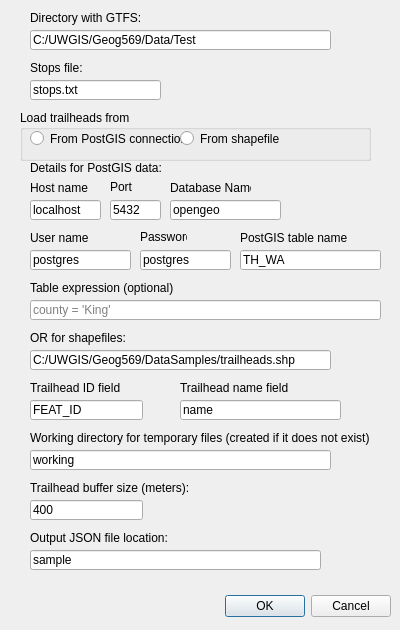
Before: the Qt Designer form TransitAccessibleTrailheads_dialog_base.ui in turnofftheapp/qgis-gtfs-trails-plugin, drawn with Qt 5.
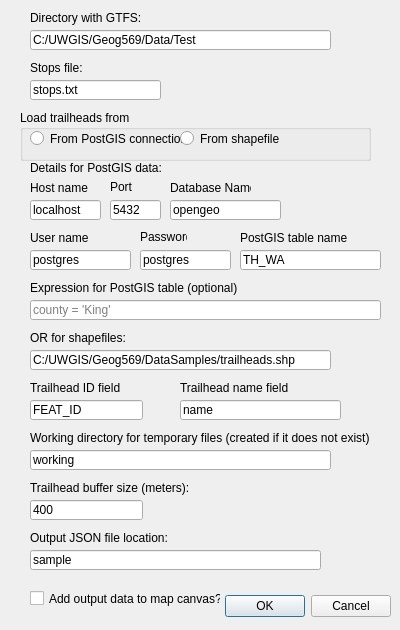
After: the same form once the commit is applied.

Commit message: Edits to dialog box, eh: MS

Patch:
```diff
--- a/TransitAccessibleTrailheads_dialog_base.ui
+++ b/TransitAccessibleTrailheads_dialog_base.ui
@@ -16,9 +16,9 @@
   <widget class="QDialogButtonBox" name="button_box">
    <property name="geometry">
     <rect>
-     <x>50</x>
+     <x>220</x>
      <y>590</y>
-     <width>341</width>
+     <width>171</width>
      <height>32</height>
     </rect>
    </property>
@@ -455,7 +455,7 @@
     </rect>
    </property>
    <property name="text">
-    <string>Table expression (optional)</string>
+    <string>Expression for PostGIS table (optional)</string>
    </property>
   </widget>
   <widget class="QLineEdit" name="tbPostGISExpr">
@@ -471,6 +471,19 @@
     <string>county = 'King'</string>
    </property>
   </widget>
+  <widget class="QCheckBox" name="cbAddToMapCanvas">
+   <property name="geometry">
+    <rect>
+     <x>30</x>
+     <y>590</y>
+     <width>191</width>
+     <height>17</height>
+    </rect>
+   </property>
+   <property name="text">
+    <string>Add output data to map canvas?</string>
+   </property>
+  </widget>
  </widget>
  <resources/>
  <connections>
```
The commit also changes 2 other files.
